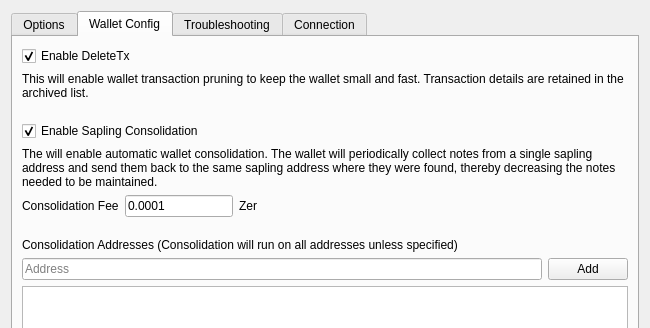
The window that src/settings.ui (zerocurrencycoin/zerowallet) describes before a commit, drawn with Qt 5; both pictures show x 0 to 650 and y 0 to 328 of the 650 by 670 pixel window.
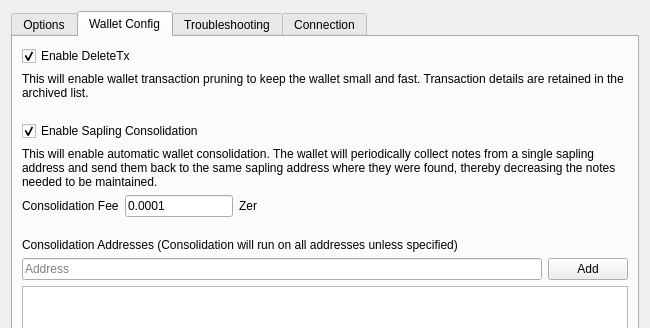
The same window after the commit. The open tabs and pages were chosen to show the change. Icons and pictures are not drawn.

Patch:
```diff
--- a/src/settings.ui
+++ b/src/settings.ui
@@ -303,7 +303,7 @@
        <item row="4" column="0" colspan="4">
         <widget class="QLabel" name="label_14">
          <property name="text">
-          <string>The will enable automatic wallet consolidation. The wallet will periodically collect notes from a single sapling address and send them back to the same sapling address where they were found, thereby decreasing the notes needed to be maintained. </string>
+          <string>This will enable automatic wallet consolidation. The wallet will periodically collect notes from a single sapling address and send them back to the same sapling address where they were found, thereby decreasing the notes needed to be maintained. </string>
          </property>
          <property name="wordWrap">
           <bool>true</bool>
```
Left out of the diff: 6 changed lines with no effect on the pictures.
